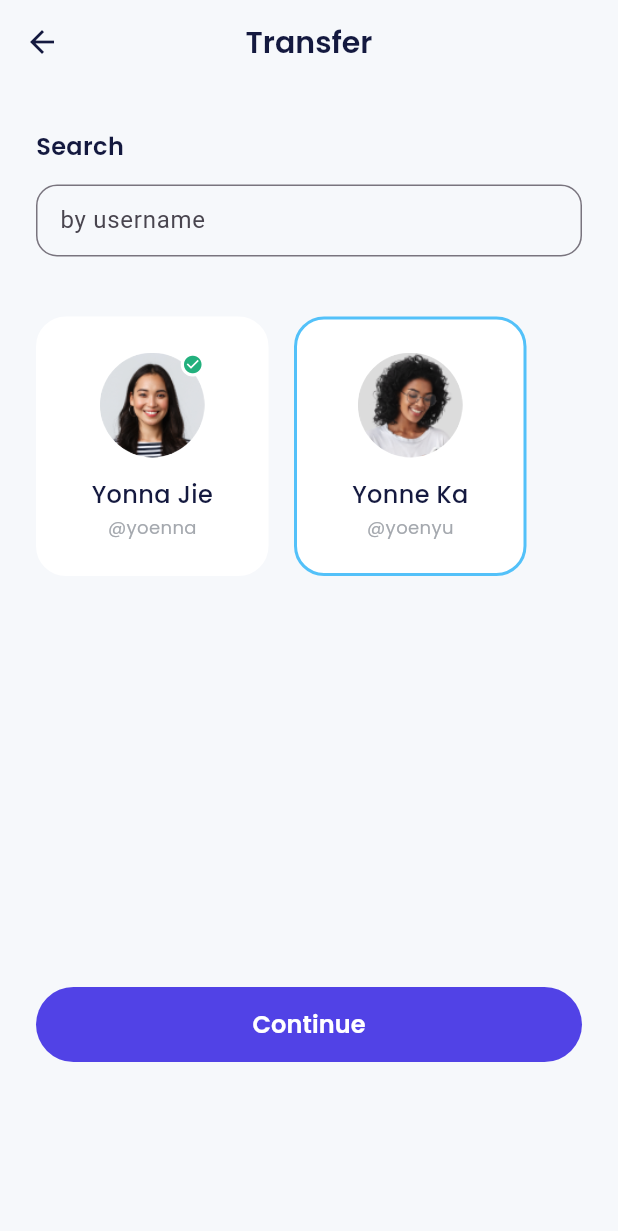
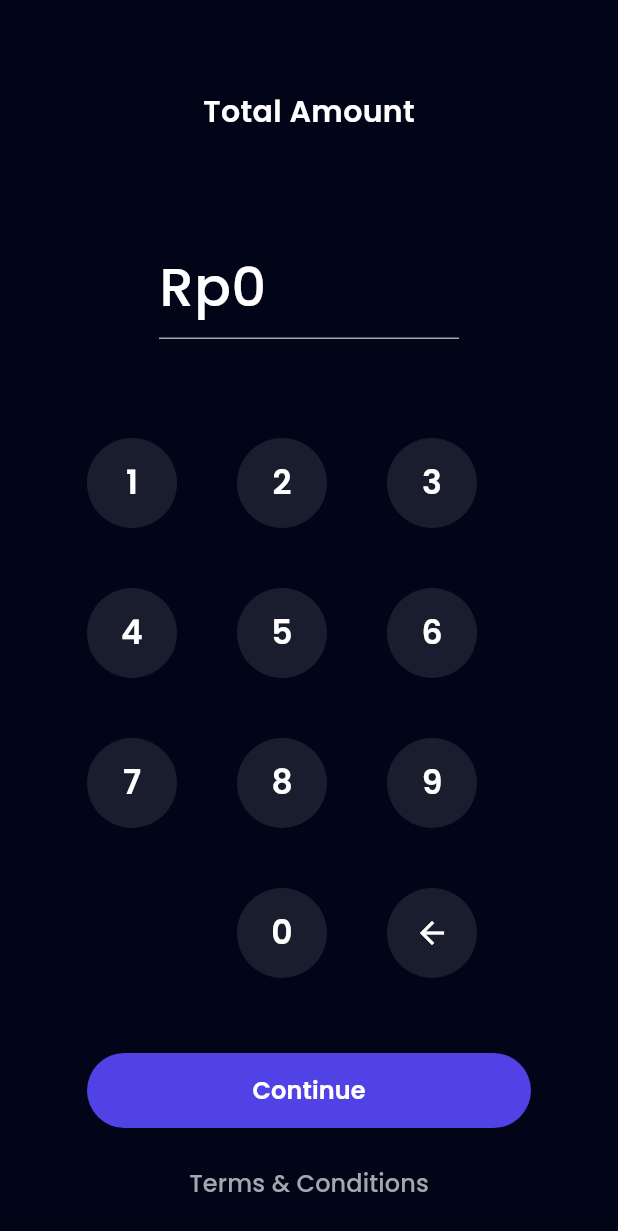
Before and after one commit to KevinZakky/E-wallet-Bank-Sha, a Flutter app: the TransferPage screen opened by its route, after a tap on "Continue", on a phone screen of 412 x 824 dp. Shown: the top 1231 px of the screen. Run offline on Flutter 3.47's test engine with Material 3 defaults, Android fonts, the phone set to English and light mode, and no system bars; our stand-ins replace carousel_slider, google_fonts.

Commit message:
feat: slicing transfer amount page & transfer success page

```diff
--- a/lib/main.dart
+++ b/lib/main.dart
@@ -15,7 +15,9 @@
 import 'package:ewallet_project_app/ui/pages/topup_amount_page.dart';
 import 'package:ewallet_project_app/ui/pages/topup_page.dart';
 import 'package:ewallet_project_app/ui/pages/topup_success_page.dart';
+import 'package:ewallet_project_app/ui/pages/transfer_amount_page.dart';
 import 'package:ewallet_project_app/ui/pages/transfer_page.dart';
+import 'package:ewallet_project_app/ui/pages/transfer_success_page.dart';
 import 'package:flutter/material.dart';
 
 void main() => runApp(const MyApp());
@@ -54,7 +56,9 @@
           '/topup': (context) => const TopupPage(),
           '/topup-amount': (context) => const TopupAmountPage(),
           '/topup-success': (context) => const TopupSuccessPage(),
-          '/transfer': (context) => const TransferPage()
+          '/transfer': (context) => const TransferPage(),
+          '/transfer-amount': (context) => const TransferAmountPage(),
+          '/transfer-success': (context) => const TransferSuccessPage()
         });
   }
 }
--- /dev/null
+++ b/lib/ui/pages/transfer_amount_page.dart
@@ -0,0 +1,210 @@
+import 'package:ewallet_project_app/shared/theme.dart';
+import 'package:ewallet_project_app/ui/widgets/buttons.dart';
+import 'package:url_launcher/url_launcher.dart';
+import 'package:intl/intl.dart';
+import 'package:flutter/material.dart';
+
+class TransferAmountPage extends StatefulWidget {
+  const TransferAmountPage({super.key});
+
+  @override
+  State<TransferAmountPage> createState() => TransferAmountPageState();
+}
+
+class TransferAmountPageState extends State<TransferAmountPage> {
+  TextEditingController amountController = TextEditingController(text: '0');
+
+  @override
+  initState() {
+    super.initState();
+    amountController.addListener(() {
+      final text = amountController.text.replaceAll('.', '');
+      if (text.isNotEmpty && int.tryParse(text) != null) {
+        amountController.value = amountController.value.copyWith(
+          text: NumberFormat.currency(
+            locale: 'id',
+            decimalDigits: 0,
+            symbol: '',
+          ).format(int.parse(text)),
+        );
+      }
+    });
+  }
+
+  addAmount(String number) {
+    if (amountController.text == '0') {
+      amountController.text = '';
+    }
+    setState(() {
+      amountController.text = amountController.text + number;
+    });
+  }
+
+  deleteAmount() {
+    if (amountController.text.isNotEmpty) {
+      setState(() {
+        amountController.text = amountController.text
+            .substring(0, amountController.text.length - 1);
+        if (amountController.text == '') {
+          amountController.text = '0';
+        }
+      });
+    }
+  }
+
+  @override
+  Widget build(BuildContext context) {
+    return Scaffold(
+      backgroundColor: darkBackgroundColor,
+      body: ListView(
+        padding: const EdgeInsets.symmetric(horizontal: 58),
+        children: [
+          const SizedBox(
+            height: 60,
+          ),
+          Center(
+            child: Text(
+              'Total Amount',
+              style:
+                  whiteTextStyle.copyWith(fontSize: 20, fontWeight: semiBold),
+            ),
+          ),
+          const SizedBox(
+            height: 67,
+          ),
+          Align(
+            child: SizedBox(
+              width: 200,
+              child: TextFormField(
+                controller: amountController,
+                cursorColor: greyColor,
+                enabled: false,
+                style:
+                    whiteTextStyle.copyWith(fontSize: 36, fontWeight: medium),
+                decoration: InputDecoration(
+                  prefix: Text(
+                    'Rp',
+                    style: whiteTextStyle.copyWith(
+                        fontSize: 36, fontWeight: medium),
+                  ),
+                  disabledBorder: UnderlineInputBorder(
+                    borderSide: BorderSide(color: greyColor),
+                  ),
+                ),
+              ),
+            ),
+          ),
+          const SizedBox(
+            height: 66,
+          ),
+          Wrap(
+            spacing: 40,
+            runSpacing: 40,
+            children: [
+              CustomNumberButton(
+                num: '1',
+                onTap: () {
+                  addAmount('1');
+                },
+              ),
+              CustomNumberButton(
+                num: '2',
+                onTap: () {
+                  addAmount('2');
+                },
+              ),
+              CustomNumberButton(
+                num: '3',
+                onTap: () {
+                  addAmount('3');
+                },
+              ),
+              CustomNumberButton(
+                num: '4',
+                onTap: () {
+                  addAmount('4');
+                },
+              ),
+              CustomNumberButton(
+                num: '5',
+                onTap: () {
+                  addAmount('5');
+                },
+              ),
+              CustomNumberButton(
+                num: '6',
+                onTap: () {
+                  addAmount('6');
+                },
+              ),
+              CustomNumberButton(
+                num: '7',
+                onTap: () {
+                  addAmount('7');
+                },
+              ),
+              CustomNumberButton(
+                num: '8',
+                onTap: () {
+                  addAmount('8');
+                },
+              ),
+              CustomNumberButton(
+                num: '9',
+                onTap: () {
+                  addAmount('9');
+                },
+              ),
+              const SizedBox(
+                width: 60,
+                height: 60,
+              ),
+              CustomNumberButton(
+                num: '0',
+                onTap: () {
+                  addAmount('0');
+                },
+              ),
+              GestureDetector(
+                onTap: () {
+                  deleteAmount();
+                },
+                child: Container(
+                  width: 60,
+                  height: 60,
+                  decoration: BoxDecoration(
+                      shape: BoxShape.circle, color: numberBackgroundColor),
+                  child: Center(
+                    child: Icon(
+                      Icons.arrow_back,
+                      color: whiteColor,
+                    ),
+                  ),
+                ),
+              ),
+            ],
+          ),
+          const SizedBox(
+            height: 50,
+          ),
+          CustomFilledButton(
+            title: 'Continue',
+            onPressed: () async {
+              if (await Navigator.pushNamed(context, '/pin') == true) {
+                Navigator.pushNamedAndRemoveUntil(
+                    context, '/transfer-success', (route) => false);
+              }
+            },
+          ),
+          const SizedBox(
+            height: 25,
+          ),
+          CustomTextButton(title: 'Terms & Conditions'),
+          const SizedBox(
+            height: 50,
+          )
+        ],
+      ),
+    );
+  }
+}
--- a/lib/ui/pages/transfer_page.dart
+++ b/lib/ui/pages/transfer_page.dart
@@ -38,7 +38,9 @@
           ),
           CustomFilledButton(
             title: 'Continue',
-            onPressed: () {},
+            onPressed: () {
+              Navigator.pushNamed(context, '/transfer-amount');
+            },
           ),
           const SizedBox(
             height: 50,
```
Also changed, not shown: lib/ui/pages/transfer_success_page.dart (added, +45 -0 lines).
